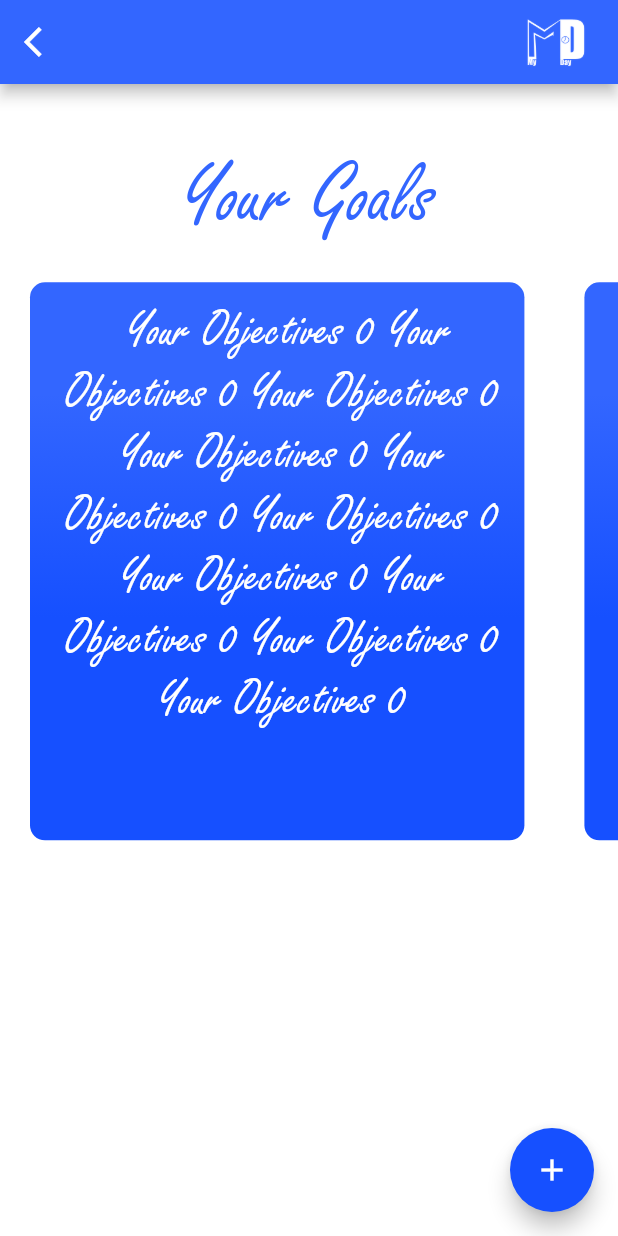
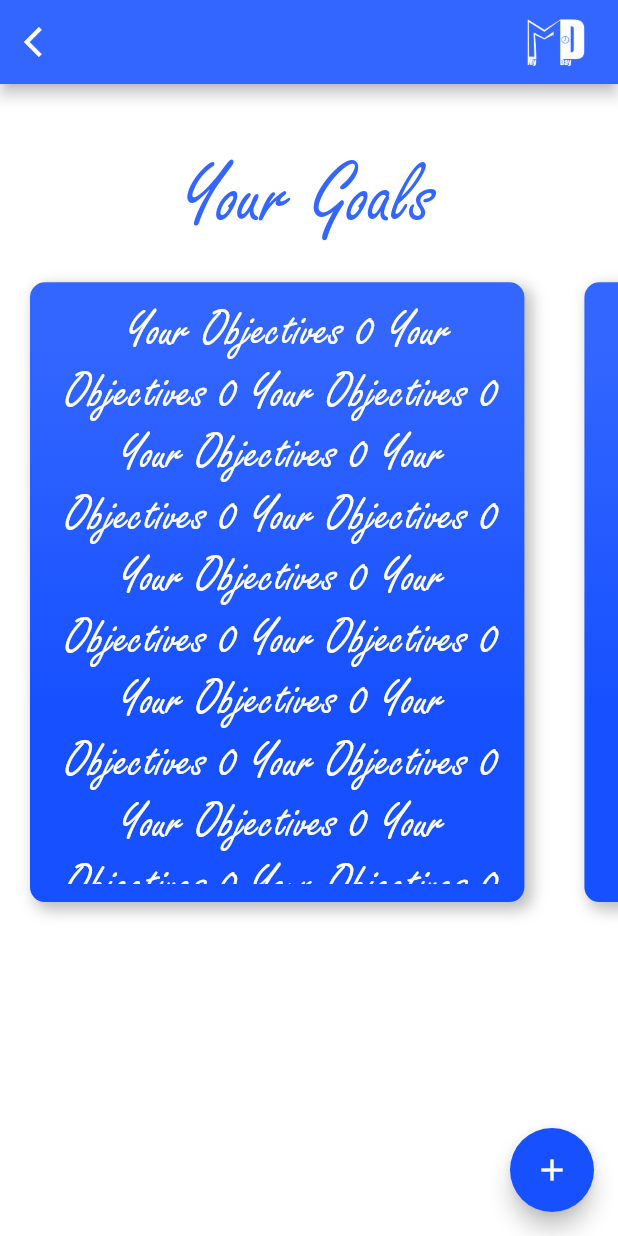
Before and after one commit to LFGaius/My-Day-App, a Flutter app: the screen it shows after launch, on a phone screen of 412 x 824 dp. Run offline on Flutter 3.47's test engine with Material 2 defaults, Android fonts, the phone set to English and light mode, and no system bars; our stand-ins replace dots_indicator, flutter_local_notifications, fluttertoast, rflutter_alert, sembast, shared_preferences and 2 more; missing offline and left inert: fitted_text_field_container, pedantic.

Commit message:
starting goals page v2

```diff
--- a/lib/pages/goals_page.dart
+++ b/lib/pages/goals_page.dart
@@ -75,7 +75,7 @@ class _GoalsPageState extends State<GoalsPage> {
             )
           ),
           Container(
-            height:MediaQuery.of(context).size.height*0.5,
+            height:MediaQuery.of(context).size.height*0.55,
             // padding: const EdgeInsets.all(8.0),
             child: ListView.builder(
                 shrinkWrap: true ,
@@ -87,17 +87,28 @@ class _GoalsPageState extends State<GoalsPage> {
                   margin: EdgeInsets.all(20),
                   padding: EdgeInsets.only(left:10),
                   decoration: BoxDecoration(
+                      boxShadow: [
+                        BoxShadow(
+                          color: Colors.black26,
+                      blurRadius:8,
+                      spreadRadius:1,
+                          offset: Offset(4,4)
+                        )
+                      ],
                       gradient: LinearGradient(
                         begin: Alignment.bottomCenter,
                         end: Alignment.topCenter,
                         colors: [ConfigDatas.appDarkBlueColor,ConfigDatas.appBlueColor],
-                        stops: [0.4,0.8],
+                        stops: [0.3,0.9],
                       ),
                       color: ConfigDatas.appBlueColor,
                       borderRadius: BorderRadius.circular(10)
                   ),
+                  child: Center(
+                    child: Scrollbar(
+                      radius: Radius.circular(10),
                       child: TextField(
-                    controller: TextEditingController(text: ' Your Objectives $index'*10),
+                        controller: TextEditingController(text: ' Your Objectives $index'*20),
                         maxLines: null,
                         readOnly: true,
                         textAlign: TextAlign.center,
@@ -110,6 +121,8 @@ class _GoalsPageState extends State<GoalsPage> {
                         decoration: InputDecoration(
                           border: InputBorder.none,
                           labelText:null,
+                        ),
+                      ),
                     ),
                   ),
                 );
```
Lines whose indentation alone changed are shown as unchanged.
